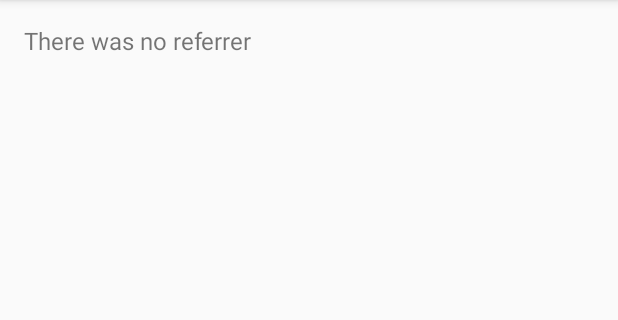
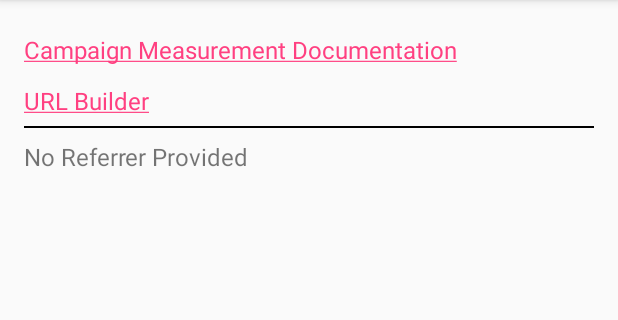
Before and after one commit to GHawk1ns/Campaign-Measurement-Sample, an Android app: the screen it shows after launch (MainActivity), on a phone screen of 412 x 824 dp, the part 84-404 px from its top. Run offline under Robolectric (Android 15) with nearby library versions, the phone set to English and light mode, and no system bars; our stand-ins replace ButterKnife.

Commit message:
code dump

```diff
--- a/app/build.gradle
+++ b/app/build.gradle
@@ -19,6 +19,11 @@ android {
             proguardFiles getDefaultProguardFile('proguard-android.txt'), 'proguard-rules.pro'
         }
     }
+
+    lintOptions {
+        disable 'InvalidPackage'
+    }
+
 }
 
 dependencies {
@@ -27,4 +32,5 @@ dependencies {
     compile 'com.android.support:appcompat-v7:23.0.1'
     compile 'com.android.support:design:23.0.1'
     compile 'com.google.android.gms:play-services-analytics:8.1.0'
+    compile 'com.jakewharton:butterknife:7.0.1'
 }
--- a/app/src/main/java/com/ghawk1ns/campaignmeasurementsample/MainActivity.java
+++ b/app/src/main/java/com/ghawk1ns/campaignmeasurementsample/MainActivity.java
@@ -2,47 +2,91 @@ package com.ghawk1ns.campaignmeasurementsample;
 
 import android.content.SharedPreferences;
 import android.os.Bundle;
+import android.support.annotation.Nullable;
 import android.support.v7.app.AppCompatActivity;
 import android.support.v7.widget.Toolbar;
+import android.text.util.Linkify;
+import android.view.LayoutInflater;
+import android.widget.ArrayAdapter;
+import android.widget.ListView;
 import android.widget.TextView;
 
 import java.util.Arrays;
 import java.util.List;
+import java.util.regex.Matcher;
+import java.util.regex.Pattern;
+
+import butterknife.Bind;
+import butterknife.ButterKnife;
 
 public class MainActivity extends AppCompatActivity {
 
+
+    public static final String DOCUMENTATION_URL = "https://developers.google.com/analytics/devguides/collection/android/v4/campaigns";
+    public static final String URL_BUILDER_URL = "https://developers.google.com/analytics/devguides/collection/android/v4/campaigns#google-play-url-builder";
+
     SharedPreferences sharedPreferences;
-    TextView textView;
+
+    @Bind(R.id.documentation)
+    TextView documentation;
+
+    @Bind(R.id.url_builder)
+    TextView urlBuilder;
+
+    @Bind(R.id.referrer_list)
+    ListView referrerList;
 
     @Override
     protected void onCreate(Bundle savedInstanceState) {
         super.onCreate(savedInstanceState);
         setContentView(R.layout.activity_main);
+        ButterKnife.bind(this);
+
         Toolbar toolbar = (Toolbar) findViewById(R.id.toolbar);
         setSupportActionBar(toolbar);
 
+        addLink(documentation, documentation.getText().toString(), DOCUMENTATION_URL);
+        addLink(urlBuilder, urlBuilder.getText().toString(), URL_BUILDER_URL);
+
         sharedPreferences = SharedPrefManager.getSharedPrefs(this);
-        textView = (TextView) findViewById(R.id.referrer);
-        if (textView != null) {
-            List<String> referrerValues = getValues();
-            if (referrerValues != null) {
-                StringBuilder stringBuilder = new StringBuilder();
-                for (String val: referrerValues) {
-                    stringBuilder.append(val).append("\n\n");
-                }
-                textView.setText(stringBuilder.toString());
-            } else {
-                textView.setText("There was no referrer");
-            }
+        String referrer = sharedPreferences.getString(LaunchReceiver.REFERRER, null);
+
+        ArrayAdapter<String> arrayAdapter = new ArrayAdapter<>(this, R.layout.referrer_row);
+        TextView footerView = (TextView) LayoutInflater.from(this).inflate(R.layout.referrer_row, null);
+        if (referrer != null) {
+            footerView.setText(referrer);
+
+            List<String> referrerValues = splitString(referrer, "&");
+            arrayAdapter.addAll(referrerValues);
+        } else {
+            footerView.setText("No Referrer Provided");
         }
+        referrerList.addFooterView(footerView);
+        referrerList.setAdapter(arrayAdapter);
     }
 
-    private List<String> getValues() {
+    private List<String> splitString(@Nullable String splittableString, String deliminator) {
         List<String> values = null;
-        String referrer = sharedPreferences.getString(LaunchReceiver.REFERRER, null);
-        if (referrer != null) {
-            values = Arrays.asList(referrer.split("&"));
+        if (splittableString != null) {
+            values = Arrays.asList(splittableString.split(deliminator));
         }
         return values;
     }
+
+    /**
+     * Add a link to the TextView which is given.
+     *
+     * @param textView the field containing the text
+     * @param patternToMatch a regex pattern to put a link around
+     * @param link the link to add
+     */
+    private static void addLink(TextView textView, String patternToMatch, final String link) {
+        Linkify.TransformFilter filter = new Linkify.TransformFilter() {
+            @Override public String transformUrl(Matcher match, String url) {
+                return link;
+            }
+        };
+        Linkify.addLinks(textView, Pattern.compile(patternToMatch), null, null,
+                filter);
+    }
 }
--- a/app/src/main/res/layout/content_main.xml
+++ b/app/src/main/res/layout/content_main.xml
@@ -1,21 +1,49 @@
 <?xml version="1.0" encoding="utf-8"?>
-<RelativeLayout
+<LinearLayout
     xmlns:android="http://schemas.android.com/apk/res/android"
+    xmlns:app="http://schemas.android.com/apk/res-auto"
     xmlns:tools="http://schemas.android.com/tools"
-    xmlns:app="http://schemas.android.com/apk/res-auto"
     android:layout_width="match_parent"
     android:layout_height="match_parent"
+    android:orientation="vertical"
+    android:paddingBottom="@dimen/activity_vertical_margin"
     android:paddingLeft="@dimen/activity_horizontal_margin"
     android:paddingRight="@dimen/activity_horizontal_margin"
     android:paddingTop="@dimen/activity_vertical_margin"
-    android:paddingBottom="@dimen/activity_vertical_margin"
     app:layout_behavior="@string/appbar_scrolling_view_behavior"
-    tools:showIn="@layout/activity_main"
-    tools:context=".MainActivity">
+    tools:context=".MainActivity"
+    tools:showIn="@layout/activity_main">
 
     <TextView
-        android:id="@+id/referrer"
+        android:id="@+id/documentation"
         android:layout_width="wrap_content"
         android:layout_height="wrap_content"
-        android:textSize="16dp"/>
-</RelativeLayout>
+        android:layout_marginBottom="6dp"
+        android:layout_marginTop="6dp"
+        android:text="@string/documentation"
+        android:textSize="16dp"
+        />
+
+    <TextView
+        android:id="@+id/url_builder"
+        android:layout_width="wrap_content"
+        android:layout_height="wrap_content"
+        android:layout_marginBottom="6dp"
+        android:layout_marginTop="6dp"
+        android:text="@string/url_builder"
+        android:textSize="16dp"
+        />
+
+    <View
+        android:layout_width="match_parent"
+        android:layout_height="1dp"
+        android:background="@android:color/black"
+        />
+
+    <ListView
+        android:id="@+id/referrer_list"
+        android:layout_width="match_parent"
+        android:layout_height="wrap_content"
+        />
+
+</LinearLayout>
--- /dev/null
+++ b/app/src/main/res/layout/referrer_row.xml
@@ -0,0 +1,9 @@
+<?xml version="1.0" encoding="utf-8"?>
+<TextView
+    xmlns:android="http://schemas.android.com/apk/res/android"
+    android:layout_width="match_parent"
+    android:layout_height="wrap_content"
+    android:textSize="16dp"
+    android:paddingTop="8dp"
+    android:paddingBottom="8dp"
+    />
--- a/app/src/main/res/values/strings.xml
+++ b/app/src/main/res/values/strings.xml
@@ -1,4 +1,6 @@
 <resources>
     <string name="app_name">Campaign Measurement Sample</string>
     <string name="action_settings">Settings</string>
+    <string name="documentation">Campaign Measurement Documentation</string>
+    <string name="url_builder">URL Builder</string>
 </resources>
```
Also changed, not shown: 1 other file.
